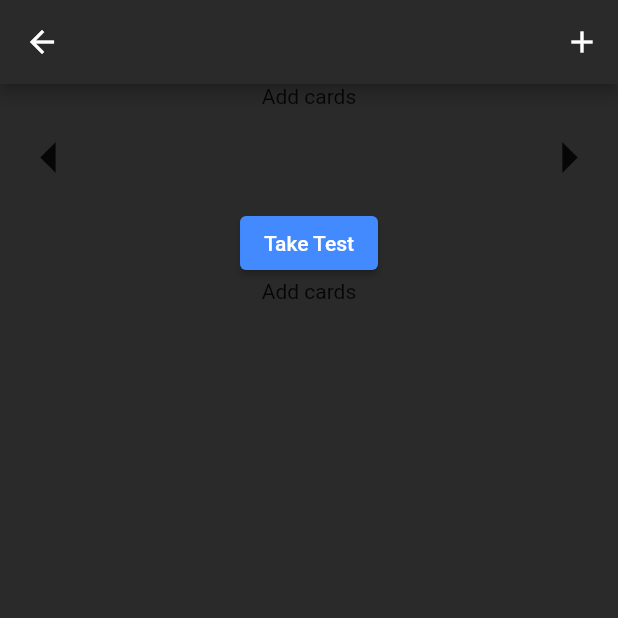
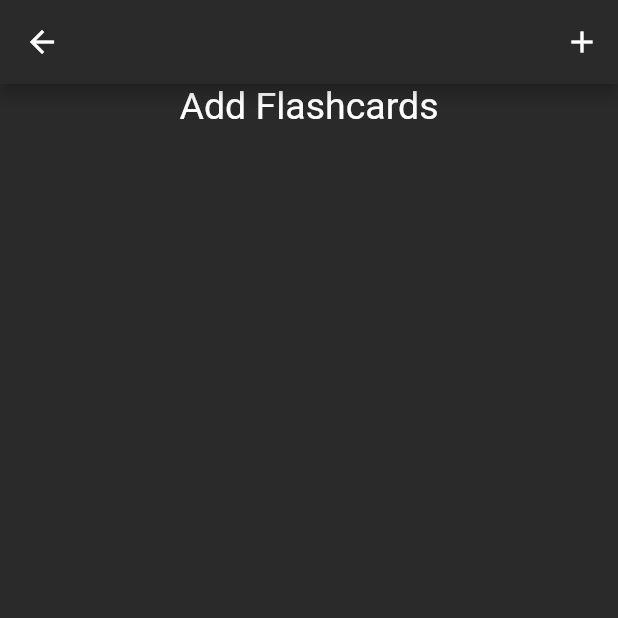
Before and after one commit to Hanssel36/KanaVocab, a Flutter app: the screen it shows after launch, after a tap on "Set 1", on a phone screen of 412 x 824 dp, the top half of it. Run offline on Flutter 3.47's test engine with Material 2 defaults, Android fonts, the phone set to English and light mode, and no system bars; our stand-ins replace flutter_riverpod, go_router, hive, hive_flutter, permission_handler, tuple; accounts and stored records are empty.

Commit message:
UI update and Bug fixes

```diff
--- a/lib/screens/memorygame.dart
+++ b/lib/screens/memorygame.dart
@@ -54,14 +54,14 @@ class _MemoryGameScreenState extends ConsumerState<MemoryGameScreen> {
       ),
       body: ListView(
         children: [
-          Column(
-            mainAxisAlignment: MainAxisAlignment.spaceEvenly,
-            children: [
           ref.watch(viewcards2)[flashkey] != null &&
                   ref.watch(viewcards2)[flashkey] != [] &&
                   ref.watch(viewcards2)[flashkey]!.isNotEmpty &&
                   ref.watch(viewcards2).containsKey(flashkey)
-                  ? Padding(
+              ? Column(
+                  mainAxisAlignment: MainAxisAlignment.spaceEvenly,
+                  children: [
+                    Padding(
                       padding: const EdgeInsets.only(top: 30),
                       child: Flashcard(
                         frontText:
@@ -69,14 +69,14 @@ class _MemoryGameScreenState extends ConsumerState<MemoryGameScreen> {
                         backText:
                             ref.watch(viewcards2)[flashkey]![index].backText,
                       ),
-                    )
-                  : const Text("Add cards"),
+                    ),
                     Row(
                       mainAxisAlignment: MainAxisAlignment.spaceBetween,
                       children: [
                         IconButton(
                           onPressed: () {
-                      if (!ref.watch(viewcards2).containsKey(flashkey)) return;
+                            if (!ref.watch(viewcards2).containsKey(flashkey))
+                              return;
                             _goBack(flashkey);
                           },
                           iconSize: 50,
@@ -86,7 +86,8 @@ class _MemoryGameScreenState extends ConsumerState<MemoryGameScreen> {
                         ),
                         IconButton(
                           onPressed: () {
-                      if (!ref.watch(viewcards2).containsKey(flashkey)) return;
+                            if (!ref.watch(viewcards2).containsKey(flashkey))
+                              return;
                             _goNext(flashkey);
                           },
                           iconSize: 50,
@@ -106,8 +107,7 @@ class _MemoryGameScreenState extends ConsumerState<MemoryGameScreen> {
                             MaterialStatePropertyAll<Color>(Colors.blueAccent),
                       ),
                     ),
-              ref.watch(viewcards2).containsKey(flashkey)
-                  ? Column(
+                    Column(
                       children: [
                         for (int i = 0;
                             i < ref.watch(viewcards2)[flashkey]!.length;
@@ -119,7 +119,15 @@ class _MemoryGameScreenState extends ConsumerState<MemoryGameScreen> {
                                   ref.watch(viewcards2)[flashkey]![i].backText)
                       ],
                     )
-                  : Text("Add cards")
+                  ],
+                )
+              : Row(
+                  mainAxisAlignment: MainAxisAlignment.center,
+                  children: [
+                    Text(
+                      "Add Flashcards",
+                      style: TextStyle(fontSize: 25, color: Colors.white),
+                    ),
                   ],
                 ),
         ],
@@ -240,8 +248,14 @@ class FlashcardView extends ConsumerWidget {
                 Expanded(
                   child: Column(
                     children: [
-                      Text(front),
-                      Text(back),
+                      Text(
+                        front,
+                        style: TextStyle(color: Colors.white),
+                      ),
+                      Text(
+                        back,
+                        style: TextStyle(color: Colors.white60),
+                      ),
                     ],
                   ),
                 ),
--- a/lib/screens/typetest.dart
+++ b/lib/screens/typetest.dart
@@ -45,10 +45,18 @@ class _TestScreenState extends ConsumerState<TestScreen> {
     });
   }
 
+  // Add a new variable to hold the shuffled flashcards
+  late List<FlashcardModel> flashcards;
+  @override
+  void didChangeDependencies() {
+    super.didChangeDependencies();
+    final flashkey = ref.watch(key);
+    flashcards = List.from(ref.watch(viewcards2)[flashkey]!);
+    flashcards.shuffle();
+  }
+
   @override
   Widget build(BuildContext context) {
-    final flashkey = ref.watch(key);
-    List<FlashcardModel> flashcards = ref.watch(viewcards2)[flashkey]!;
     final currentCard = flashcards[currentIndex];
 
     // Update this function to increment the counters and show the results dialog
--- a/lib/widgets/cards_widget.dart
+++ b/lib/widgets/cards_widget.dart
@@ -57,7 +57,10 @@ class _CardsState extends ConsumerState<CardsWidget> {
             child: Row(
               mainAxisAlignment: MainAxisAlignment.center,
               children: [
-                Text(widget.card.title),
+                Text(
+                  widget.card.title,
+                  style: TextStyle(color: Colors.white),
+                ),
               ],
             ),
           ),
```
Also changed, not shown: lib/screens/SetsScreen.dart (+11 -0 lines). Lines whose indentation alone changed are shown as unchanged.
